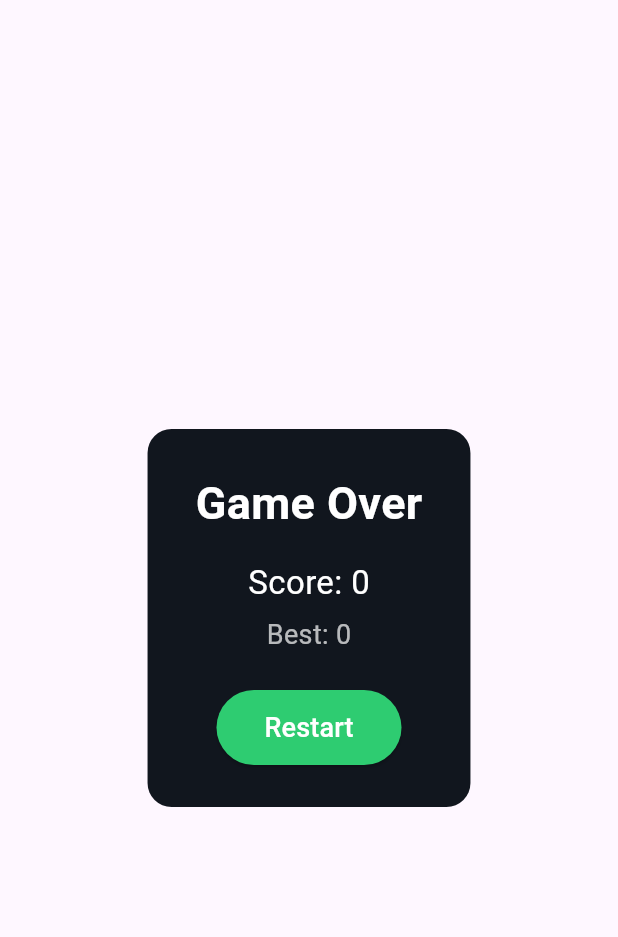
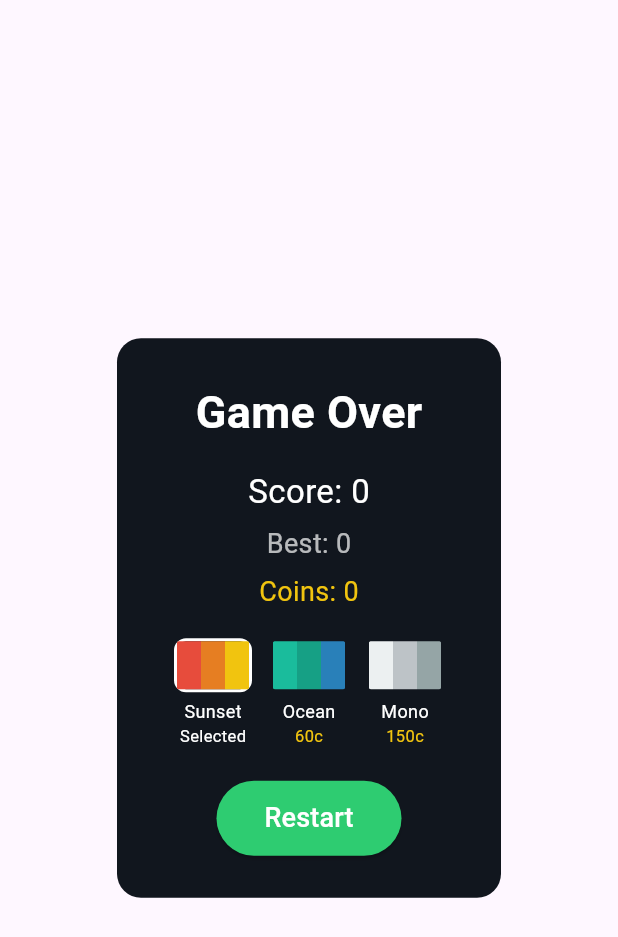
Before and after one commit to ganbaroff/LifeSimulator, a Flutter app: the GameOverOverlay widget shown alone on an empty page, opened directly with empty values, on a phone screen of 412 x 824 dp. Shown: the top 937 px of the screen. Run offline on Flutter 3.47's test engine with Material 3 defaults, Android fonts, the phone set to English and light mode, and no system bars; our stand-ins replace shared_preferences; missing offline and left inert: flame, flame_audio; accounts and stored records are empty.

Commit message:
Build #8: skins (coin sink) — coins now buy cosmetic palettes
Owner confirmed the loop ('отлично'), so Day-3 economy gets a sink that makes
coins meaningful (cosmetic-only, §12):
- state/skin_state.dart: 3 flat-colour skins (Sunset free, Ocean 60c, Mono 150c);
  owned/selected persisted; buy() spends coins, select() applies.
- coin_state.spend(); blocks source colours from the selected skin's palette.
- game-over overlay: a skins picker (buy with coins / tap to select) + coin total.
- tests: slice 24/24, runtime+economy 21/21 (coins add/spend; skin buy needs &
  deducts coins; select + persistence; blocks use the selected palette). analyze
  clean. Build -> +10. No native ad SDK yet (still NoopAds).

https://claude.ai/code/session_01Hm3bCM3RNWM6WmWGSZ6kvM

```diff
--- a/stack_duel/lib/main.dart
+++ b/stack_duel/lib/main.dart
@@ -4,6 +4,7 @@ import 'package:flutter/material.dart';
 import 'game/stack_duel_game.dart';
 import 'state/coin_state.dart';
 import 'state/score_state.dart';
+import 'state/skin_state.dart';
 
 Future<void> main() async {
   WidgetsFlutterBinding.ensureInitialized();
@@ -13,8 +14,14 @@ Future<void> main() async {
   await scoreState.load();
   final coinState = CoinState();
   await coinState.load();
+  final skinState = SkinState();
+  await skinState.load();
 
-  runApp(StackDuelApp(scoreState: scoreState, coinState: coinState));
+  runApp(StackDuelApp(
+    scoreState: scoreState,
+    coinState: coinState,
+    skinState: skinState,
+  ));
 }
 
 class StackDuelApp extends StatelessWidget {
@@ -22,14 +29,20 @@ class StackDuelApp extends StatelessWidget {
     super.key,
     required this.scoreState,
     required this.coinState,
+    required this.skinState,
   });
 
   final ScoreState scoreState;
   final CoinState coinState;
+  final SkinState skinState;
 
   @override
   Widget build(BuildContext context) {
-    final game = StackDuelGame(scoreState: scoreState, coinState: coinState);
+    final game = StackDuelGame(
+      scoreState: scoreState,
+      coinState: coinState,
+      skinState: skinState,
+    );
 
     return MaterialApp(
       title: 'Stack Duel',
@@ -46,14 +59,33 @@ class StackDuelApp extends StatelessWidget {
   }
 }
 
-/// Shown on game over: final score, best score, and a restart button.
-class GameOverOverlay extends StatelessWidget {
+/// Shown on game over: score, best, coins, a skins picker, and Restart.
+class GameOverOverlay extends StatefulWidget {
   const GameOverOverlay({super.key, required this.game});
 
   final StackDuelGame game;
 
   @override
+  State<GameOverOverlay> createState() => _GameOverOverlayState();
+}
+
+class _GameOverOverlayState extends State<GameOverOverlay> {
+  StackDuelGame get game => widget.game;
+
+  Future<void> _tapSkin(int index) async {
+    final skins = game.skinState;
+    if (skins.isOwned(index)) {
+      await skins.select(index);
+    } else {
+      final bought = await skins.buy(index, game.coinState);
+      if (bought) await skins.select(index);
+    }
+    if (mounted) setState(() {});
+  }
+
+  @override
   Widget build(BuildContext context) {
+    final skins = game.skinState;
     return Center(
       child: Container(
         padding: const EdgeInsets.symmetric(horizontal: 32, vertical: 28),
@@ -82,7 +114,25 @@ class GameOverOverlay extends StatelessWidget {
               'Best: ${game.scoreState.best}',
               style: const TextStyle(color: Colors.white70, fontSize: 18),
             ),
-            const SizedBox(height: 24),
+            const SizedBox(height: 6),
+            Text(
+              'Coins: ${game.coinState.total}',
+              style: const TextStyle(color: Color(0xFFF1C40F), fontSize: 18),
+            ),
+            const SizedBox(height: 18),
+            Row(
+              mainAxisSize: MainAxisSize.min,
+              children: [
+                for (var i = 0; i < SkinState.skins.length; i++)
+                  _SkinChip(
+                    skin: SkinState.skins[i],
+                    owned: skins.isOwned(i),
+                    selected: skins.selected == i,
+                    onTap: () => _tapSkin(i),
+                  ),
+              ],
+            ),
+            const SizedBox(height: 22),
             ElevatedButton(
               onPressed: game.restart,
               style: ElevatedButton.styleFrom(
@@ -99,3 +149,64 @@ class GameOverOverlay extends StatelessWidget {
     );
   }
 }
+
+/// A tappable skin swatch: select if owned, buy (with coins) if not.
+class _SkinChip extends StatelessWidget {
+  const _SkinChip({
+    required this.skin,
+    required this.owned,
+    required this.selected,
+    required this.onTap,
+  });
+
+  final Skin skin;
+  final bool owned;
+  final bool selected;
+  final VoidCallback onTap;
+
+  @override
+  Widget build(BuildContext context) {
+    return Padding(
+      padding: const EdgeInsets.symmetric(horizontal: 6),
+      child: GestureDetector(
+        onTap: onTap,
+        child: Column(
+          children: [
+            Container(
+              width: 52,
+              height: 36,
+              decoration: BoxDecoration(
+                borderRadius: BorderRadius.circular(8),
+                border: Border.all(
+                  color: selected ? Colors.white : Colors.transparent,
+                  width: 2,
+                ),
+              ),
+              clipBehavior: Clip.antiAlias,
+              child: Row(
+                children: [
+                  for (final c in skin.palette.take(3))
+                    Expanded(child: Container(color: c)),
+                ],
+              ),
+            ),
+            const SizedBox(height: 4),
+            Text(
+              skin.name,
+              style: const TextStyle(color: Colors.white, fontSize: 12),
+            ),
+            Text(
+              selected ? 'Selected' : (owned ? 'Owned' : '${skin.cost}c'),
+              style: TextStyle(
+                color: selected
+                    ? Colors.white
+                    : (owned ? Colors.white54 : const Color(0xFFF1C40F)),
+                fontSize: 11,
+              ),
+            ),
+          ],
+        ),
+      ),
+    );
+  }
+}
--- /dev/null
+++ b/stack_duel/lib/state/skin_state.dart
@@ -0,0 +1,90 @@
+import 'package:flutter/material.dart';
+import 'package:shared_preferences/shared_preferences.dart';
+
+import 'coin_state.dart';
+
+/// A cosmetic skin = a flat colour palette for the tower. No gameplay effect
+/// (monetization contract, HANDOFF §12).
+class Skin {
+  const Skin(this.name, this.cost, this.palette);
+
+  final String name;
+
+  /// Coin cost; 0 = owned by default.
+  final int cost;
+
+  /// Flat colours cycled by tower height.
+  final List<Color> palette;
+}
+
+/// Owned + selected skins, persisted. Coins (from perfect play) are the only way
+/// to unlock paid skins — a cosmetic sink, never an advantage.
+class SkinState {
+  static const String _ownedKey = 'stack_duel_skins_owned';
+  static const String _selectedKey = 'stack_duel_skin_selected';
+
+  static const List<Skin> skins = [
+    Skin('Sunset', 0, [
+      Color(0xFFE74C3C),
+      Color(0xFFE67E22),
+      Color(0xFFF1C40F),
+      Color(0xFF2ECC71),
+      Color(0xFF1ABC9C),
+      Color(0xFF3498DB),
+      Color(0xFF9B59B6),
+    ]),
+    Skin('Ocean', 60, [
+      Color(0xFF1ABC9C),
+      Color(0xFF16A085),
+      Color(0xFF2980B9),
+      Color(0xFF3498DB),
+      Color(0xFF6C5CE7),
+      Color(0xFF00CEC9),
+      Color(0xFF0984E3),
+    ]),
+    Skin('Mono', 150, [
+      Color(0xFFECF0F1),
+      Color(0xFFBDC3C7),
+      Color(0xFF95A5A6),
+      Color(0xFF7F8C8D),
+      Color(0xFFCED6E0),
+      Color(0xFFA4B0BE),
+      Color(0xFFDFE4EA),
+    ]),
+  ];
+
+  Set<int> owned = {0};
+  int selected = 0;
+  SharedPreferences? _prefs;
+
+  Future<void> load() async {
+    _prefs = await SharedPreferences.getInstance();
+    final stored = _prefs?.getStringList(_ownedKey);
+    owned = {0, if (stored != null) ...stored.map(int.parse)};
+    selected = _prefs?.getInt(_selectedKey) ?? 0;
+  }
+
+  /// Active palette for the current selection.
+  List<Color> get palette => skins[selected].palette;
+
+  bool isOwned(int index) => owned.contains(index);
+
+  /// Buy [index] if not already owned and affordable (deducts coins).
+  /// Returns true on a successful purchase.
+  Future<bool> buy(int index, CoinState coins) async {
+    if (index < 0 || index >= skins.length || isOwned(index)) return false;
+    final ok = await coins.spend(skins[index].cost);
+    if (!ok) return false;
+    owned.add(index);
+    await _prefs
+        ?.setStringList(_ownedKey, owned.map((e) => e.toString()).toList());
+    return true;
+  }
+
+  /// Select an owned skin (no-op if not owned).
+  Future<void> select(int index) async {
+    if (!isOwned(index)) return;
+    selected = index;
+    await _prefs?.setInt(_selectedKey, index);
+  }
+}
--- a/stack_duel/pubspec.yaml
+++ b/stack_duel/pubspec.yaml
@@ -1,7 +1,7 @@
 name: stack_duel
 description: Stack Duel - a minimal stacking arcade game built with Flutter + Flame.
 publish_to: "none"
-version: 1.0.0+9
+version: 1.0.0+10
 
 environment:
   sdk: ">=3.0.0 <4.0.0"
```
Also changed, not shown: stack_duel/lib/game/stack_duel_game.dart (+7 -10 lines), stack_duel/lib/state/coin_state.dart (+8 -0 lines), 3 other files.
